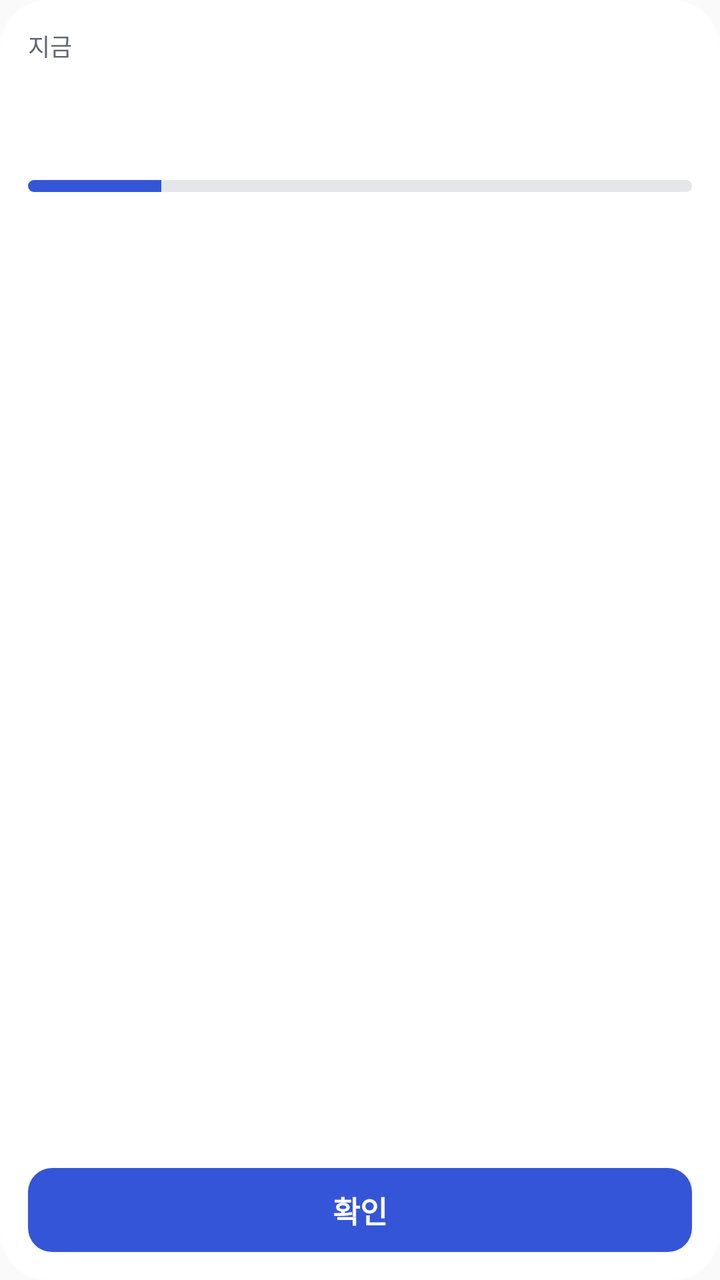
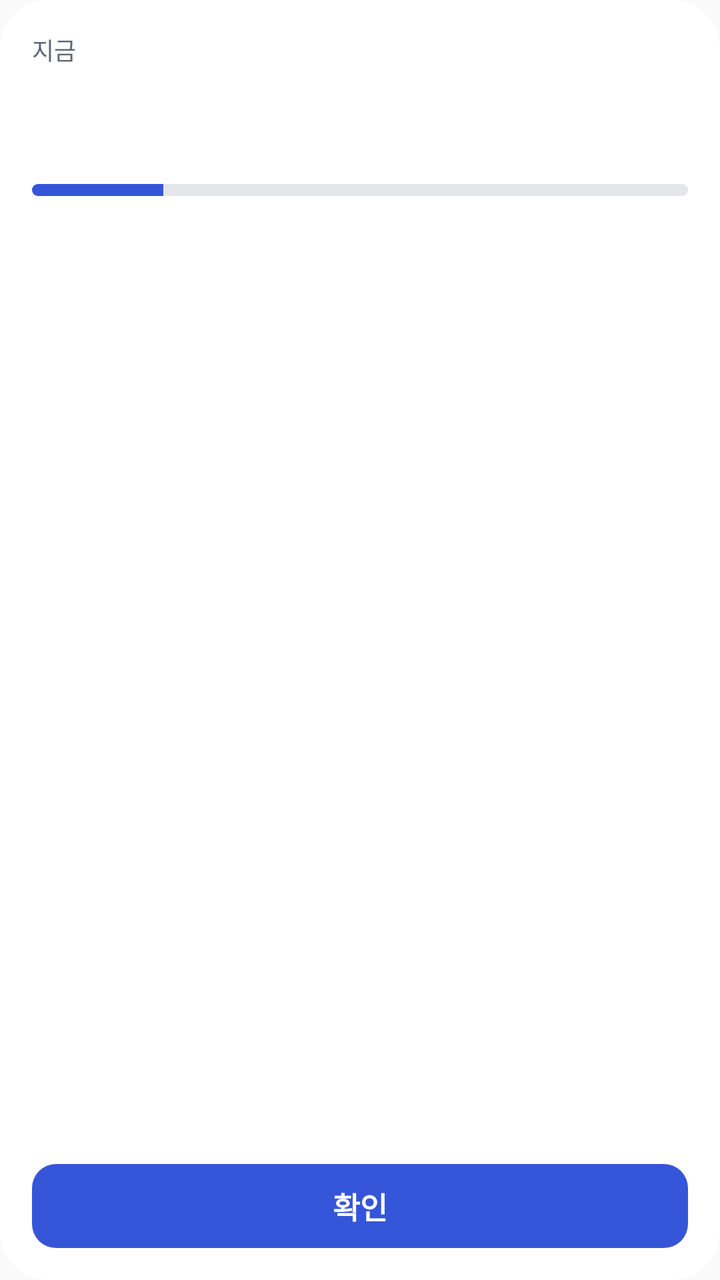

Before-and-after screenshots of an Android layout around one commit, followed by the original layout XML and the change that was made.
<!-- AndroidManifest.xml: application theme AppTheme -->
<!-- res/layout/bx_now_widget.xml -->
<?xml version="1.0" encoding="utf-8"?>
<LinearLayout xmlns:android="http://schemas.android.com/apk/res/android"
    android:id="@+id/n_root"
    android:layout_width="match_parent"
    android:layout_height="match_parent"
    android:background="@drawable/bx_widget_bg"
    android:orientation="vertical"
    android:padding="14dp">

    <TextView
        android:id="@+id/n_label"
        android:layout_width="match_parent"
        android:layout_height="wrap_content"
        android:ellipsize="end"
        android:maxLines="1"
        android:text="지금"
        android:textColor="@color/bx_w_ink2"
        android:textSize="12sp" />

    <TextView
        android:id="@+id/n_step"
        android:layout_width="match_parent"
        android:layout_height="wrap_content"
        android:layout_marginTop="2dp"
        android:ellipsize="end"
        android:maxLines="1"
        android:textColor="@color/bx_w_ink"
        android:textSize="22sp"
        android:textStyle="bold" />

    <TextView
        android:id="@+id/n_left"
        android:layout_width="match_parent"
        android:layout_height="wrap_content"
        android:ellipsize="end"
        android:maxLines="1"
        android:textColor="@color/bx_w_accent"
        android:textSize="14sp"
        android:textStyle="bold" />

    <ProgressBar
        android:id="@+id/n_prog"
        style="@android:style/Widget.ProgressBar.Horizontal"
        android:layout_width="match_parent"
        android:layout_height="6dp"
        android:layout_marginTop="8dp"
        android:max="5"
        android:progress="1"
        android:progressDrawable="@drawable/bx_widget_prog" />

    <TextView
        android:id="@+id/n_next"
        android:layout_width="match_parent"
        android:layout_height="wrap_content"
        android:layout_marginTop="6dp"
        android:ellipsize="end"
        android:maxLines="1"
        android:textColor="@color/bx_w_ink2"
        android:textSize="12sp" />

    <FrameLayout
        android:layout_width="match_parent"
        android:layout_height="0dp"
        android:layout_weight="1" />

    <TextView
        android:id="@+id/n_ok"
        android:layout_width="match_parent"
        android:layout_height="42dp"
        android:background="@drawable/bx_widget_btn"
        android:gravity="center"
        android:text="확인"
        android:textColor="#FFFFFF"
        android:textSize="15sp"
        android:textStyle="bold" />
</LinearLayout>
<!-- resources referenced by this layout -->
<resources>
  <color name="bx_w_accent">#3555D8</color>
  <color name="bx_w_ink">#1D2129</color>
  <color name="bx_w_ink2">#5F6673</color>
  <!-- drawable bx_widget_bg (drawable) -->
  <?xml version="1.0" encoding="utf-8"?>
  <shape xmlns:android="http://schemas.android.com/apk/res/android" android:shape="rectangle">
      <solid android:color="@color/bx_w_bg" />
      <corners android:radius="24dp" />
  </shape>
  <!-- drawable bx_widget_btn (drawable) -->
  <?xml version="1.0" encoding="utf-8"?>
  <shape xmlns:android="http://schemas.android.com/apk/res/android" android:shape="rectangle">
      <solid android:color="@color/bx_w_btn" />
      <corners android:radius="12dp" />
  </shape>
  <!-- drawable bx_widget_prog (drawable) -->
  <?xml version="1.0" encoding="utf-8"?>
  <layer-list xmlns:android="http://schemas.android.com/apk/res/android">
      <item android:id="@android:id/background">
          <shape android:shape="rectangle">
              <solid android:color="@color/bx_w_line" />
              <corners android:radius="3dp" />
          </shape>
      </item>
      <item android:id="@android:id/progress">
          <clip>
              <shape android:shape="rectangle">
                  <solid android:color="@color/bx_w_accent" />
                  <corners android:radius="3dp" />
              </shape>
          </clip>
      </item>
  </layer-list>
  <style name="AppTheme" parent="Theme.AppCompat.Light.DarkActionBar">
          
          <item name="colorPrimary">@color/colorPrimary</item>
          <item name="colorPrimaryDark">@color/colorPrimaryDark</item>
          <item name="colorAccent">@color/colorAccent</item>
      </style>
  <color name="bx_w_bg">#FFFFFF</color>
  <color name="bx_w_btn">#3555D8</color>
  <color name="bx_w_line">#E4E6EA</color>
</resources>

<!-- the commit's change to res/layout/bx_now_widget.xml (unified diff, before → after) -->
@@ -5,7 +5,7 @@
     android:layout_height="match_parent"
     android:background="@drawable/bx_widget_bg"
     android:orientation="vertical"
-    android:padding="14dp">
+    android:padding="16dp">
 
     <TextView
         android:id="@+id/n_label"
